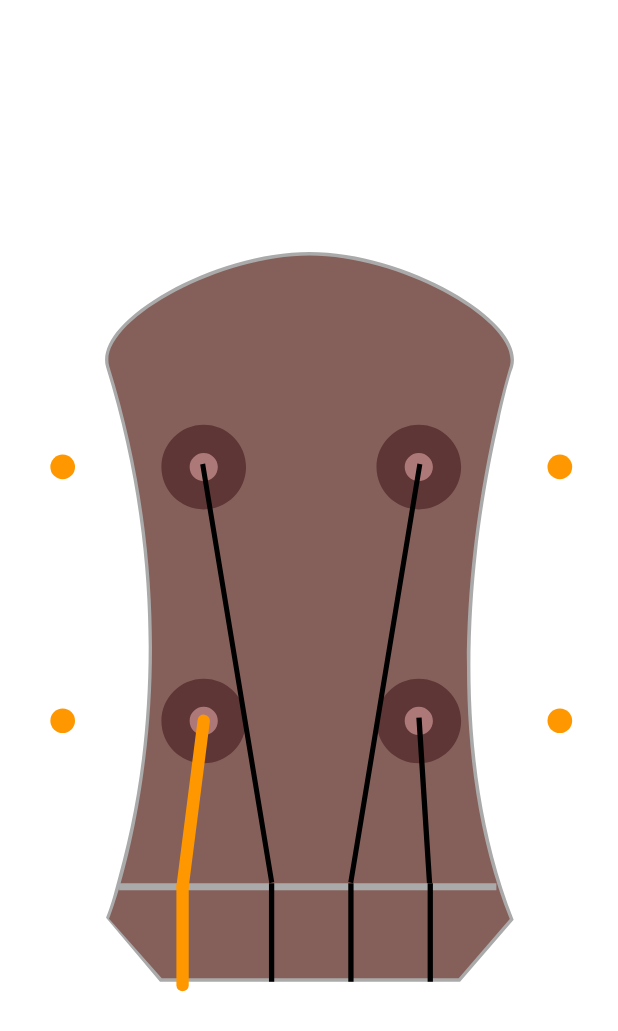
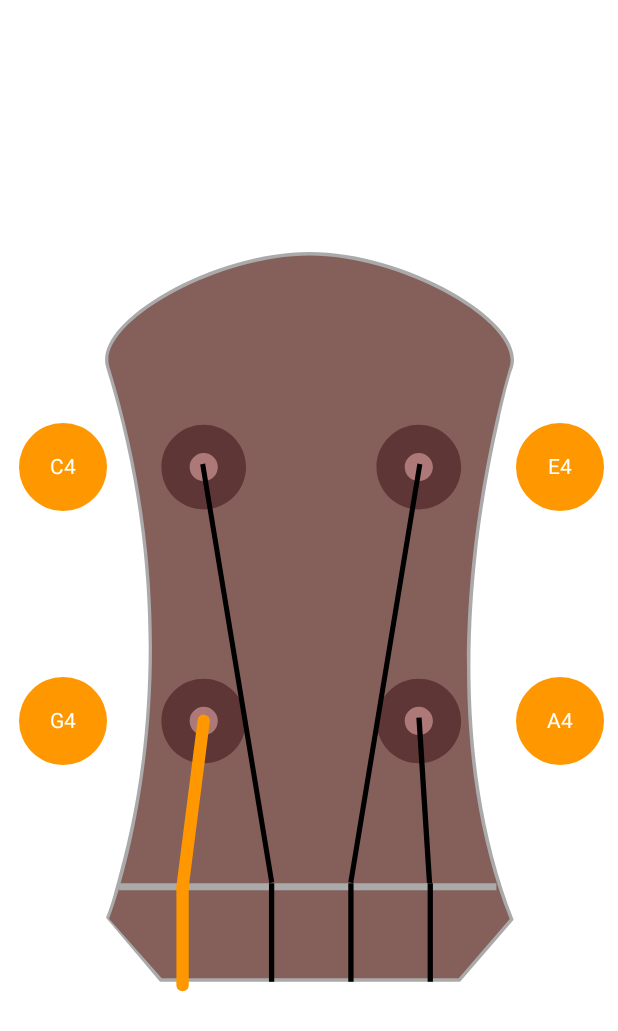
Before and after one commit to samolego/Katara, an Android app built with Jetpack Compose: the @Preview function UkulelePreview, on a phone screen of 412 x 824 dp. Shown: the top 1031 px of the screen. Run offline under Robolectric (Android 15) with nearby library versions, the phone set to English and light mode, and no system bars.

Commit message:
Use proper compose elements for tuner knobs

```diff
--- a/app/src/main/java/org/samo_lego/katara/ui/components/ActiveStringOverlay.kt
+++ b/app/src/main/java/org/samo_lego/katara/ui/components/ActiveStringOverlay.kt
@@ -1,11 +1,22 @@
 package org.samo_lego.katara.ui.components
 
 import androidx.compose.foundation.Canvas
+import androidx.compose.foundation.background
+import androidx.compose.foundation.clickable
+import androidx.compose.foundation.layout.Box
+import androidx.compose.foundation.layout.BoxWithConstraints
 import androidx.compose.foundation.layout.fillMaxSize
+import androidx.compose.foundation.layout.offset
+import androidx.compose.foundation.layout.size
+import androidx.compose.foundation.shape.CircleShape
+import androidx.compose.material3.Text
 import androidx.compose.runtime.Composable
+import androidx.compose.ui.Alignment
 import androidx.compose.ui.Modifier
+import androidx.compose.ui.draw.clip
 import androidx.compose.ui.geometry.Offset
 import androidx.compose.ui.graphics.StrokeCap
+import androidx.compose.ui.platform.LocalDensity
 import org.samo_lego.katara.model.InstrumentLayoutSpecification
 import org.samo_lego.katara.model.StringData
 import org.samo_lego.katara.model.StringPosition
@@ -52,7 +63,6 @@ fun ActiveStringOverlay(
     }
 }
 
-
 @Composable
 fun GuitarKnob(
     noteFreq: NoteFrequency,
@@ -63,21 +73,36 @@ fun GuitarKnob(
     xOffset: Float,
     isActive: Boolean,
     tuningDirection: TuningDirection,
-    modifier: Modifier,
+    modifier: Modifier = Modifier,
+    onClick: () -> Unit = {}
 ) {
-    Canvas(modifier = modifier.fillMaxSize()) {
-        // Calculate scaling factors
-        val scalingInfo = calculateCanvasScaling(size.width, size.height, spec, offsetX = data.knobOffset)
-
-        // Calculate scaled positions
+    BoxWithConstraints(modifier = modifier.fillMaxSize()) {
+        val density = LocalDensity.current
+        val scalingInfo = calculateCanvasScaling(this.constraints.maxWidth.toFloat(), this.constraints.maxHeight.toFloat(), spec, offsetX = data.knobOffset)
         val center = scalePosition(data.stringPosition.startX, data.stringPosition.startY, scalingInfo)
 
-        // Draw the main string segment
-        drawCircle(
-            color = StringHighlight,
-            radius = 3.5f * scalingInfo.scale,
-            center = center,
-        )
+        val buttonSize = 25f * scalingInfo.scale
+        val buttonSizeDp = with(density) { buttonSize.toDp() }
+
+        // Position the button at the calculated center position
+        val xOffset = with(density) { (center.x - buttonSize / 2).toDp() }
+        val yOffset = with(density) { (center.y - buttonSize / 2).toDp() }
+
+        Box(
+            modifier = Modifier
+                .offset(x = xOffset, y = yOffset)
+                .size(buttonSizeDp)
+                .clip(CircleShape)
+                .background(StringHighlight)
+                .clickable { onClick() },
+            contentAlignment = Alignment.Center
+        ) {
+            // Add text or any other composable you want inside the button
+            Text(
+                text = noteFreq.toString(),
+                color = androidx.compose.ui.graphics.Color.White
+            )
+        }
     }
 }
 
```
